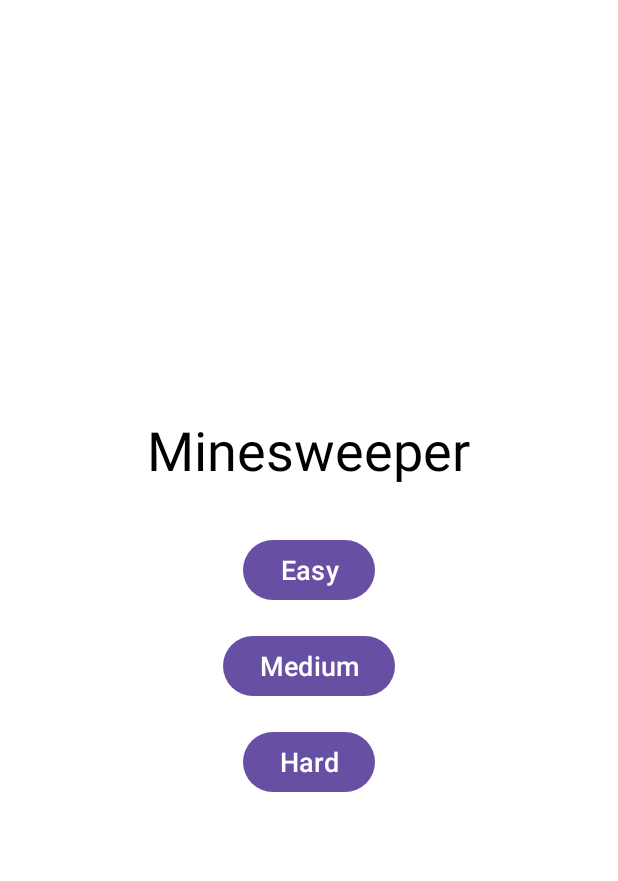
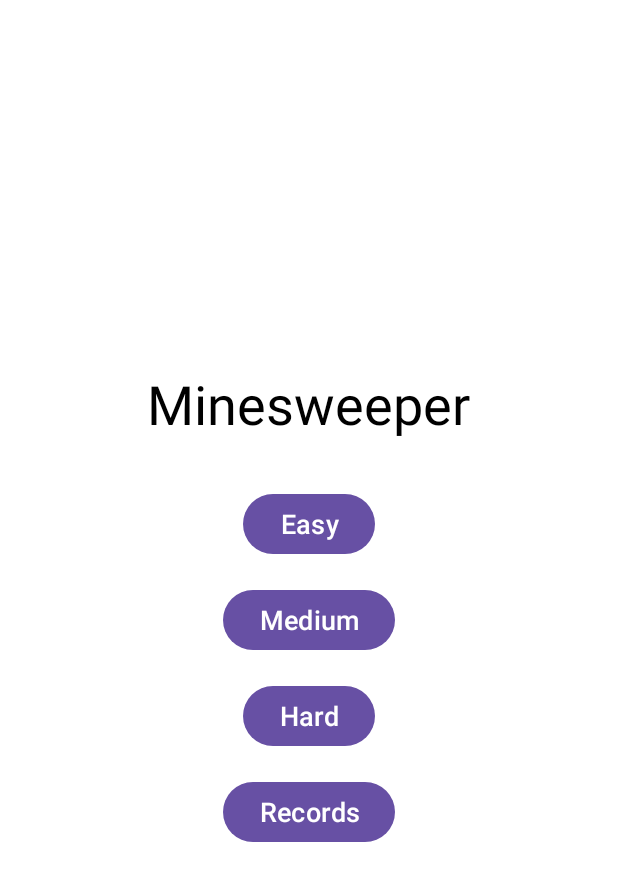
Before and after one commit to pro100ruslan4ik/minesweeper, an Android app: the screen it shows after launch (MenuActivity), on a phone screen of 412 x 824 dp. Shown: the top 881 px of the screen. Run offline under Robolectric (Android 15) with nearby library versions, the phone set to English and light mode, and no system bars.

Commit message:
Добавить базу данных, сделать класс-помощник для БД, добавить в нее таблицу Рекордов(id, время, дата, время игры), сделать добавление записи при победе, добавить активность с топ 10 рекордами, добавить кнопку в меню для перехода в эту активность

```diff
--- a/app/src/main/AndroidManifest.xml
+++ b/app/src/main/AndroidManifest.xml
@@ -18,6 +18,11 @@
             android:screenOrientation="portrait">
         </activity>
         <activity
+            android:name=".RecordActivity"
+            android:exported="true"
+            android:screenOrientation="portrait">
+        </activity>
+        <activity
             android:name=".MenuActivity"
             android:exported="true"
             android:screenOrientation="portrait">
--- a/app/src/main/java/com/rus/minesweeper/MenuActivity.java
+++ b/app/src/main/java/com/rus/minesweeper/MenuActivity.java
@@ -7,16 +7,24 @@ import androidx.appcompat.app.AppCompatActivity;
 import android.view.View;
 import android.widget.Button;
 
-public class MenuActivity extends AppCompatActivity {
+import java.util.ArrayList;
+import java.util.List;
+
+public class MenuActivity extends AppCompatActivity
+{
+    private RecordDBOpenHelper dbHelper;
 
     private Button easyGameButton;
     private Button mediumGameButton;
     private Button hardGameButton;
+    private Button recordsButton;
 
     @Override
     protected void onCreate(Bundle savedInstanceState) {
         super.onCreate(savedInstanceState);
         setContentView(R.layout.activity_menu);
+
+        dbHelper = new RecordDBOpenHelper(this);
 
         initializeViews();
         setupListeners();
@@ -27,6 +35,7 @@ public class MenuActivity extends AppCompatActivity {
         easyGameButton =  findViewById(R.id.easy_game_button);
         mediumGameButton =  findViewById(R.id.medium_game_button);
         hardGameButton =  findViewById(R.id.hard_game_button);
+        recordsButton =  findViewById(R.id.records_button);
 
     }
     private void setupListeners()
@@ -58,6 +67,16 @@ public class MenuActivity extends AppCompatActivity {
             }
         });
 
+        recordsButton.setOnClickListener(new View.OnClickListener() {
+            @Override
+            public void onClick(View v) {
+
+                ArrayList<String> records = dbHelper.getTop10Results();
+                Intent intent = new Intent(MenuActivity.this, RecordActivity.class);
+                intent.putStringArrayListExtra("records",records);
+                startActivity(intent);
+            }
+        });
     }
 
 }
--- a/app/src/main/java/com/rus/minesweeper/Timer.java
+++ b/app/src/main/java/com/rus/minesweeper/Timer.java
@@ -2,16 +2,17 @@ package com.rus.minesweeper;
 
 import android.os.Handler;
 import android.widget.TextView;
-
 import java.util.Locale;
 
 public class Timer
 {
+
     private Handler handler;
     private Runnable runnable;
     private int seconds = -1;
     private boolean isRunning = false;
     private TextView timerTextView;
+
 
     Timer(TextView timerTV){timerTextView = timerTV;}
 
@@ -52,4 +53,5 @@ public class Timer
         String time = String.format(Locale.getDefault(), "%02d:%02d", minutes, secs);
         timerTextView.setText(time);
     }
+
 }
--- a/app/src/main/res/layout/activity_menu.xml
+++ b/app/src/main/res/layout/activity_menu.xml
@@ -41,4 +41,12 @@
         android:textSize="18sp"
         android:layout_marginBottom="16dp" />
 
+    <Button
+        android:id="@+id/records_button"
+        android:layout_width="wrap_content"
+        android:layout_height="wrap_content"
+        android:text="@string/Records"
+        android:textSize="18sp"
+        android:layout_marginBottom="14dp" />
+
 </LinearLayout>
--- a/app/src/main/res/values/strings.xml
+++ b/app/src/main/res/values/strings.xml
@@ -8,4 +8,5 @@
     <string name="Easy">Easy</string>
     <string name="Medium">Medium</string>
     <string name="Hard">Hard</string>
+    <string name="Records">Records</string>
 </resources>
```
Also changed, not shown: app/src/main/java/com/rus/minesweeper/GameActivity.java (+15 -8 lines), app/src/main/java/com/rus/minesweeper/RecordActivity.java (added, +38 -0 lines), app/src/main/java/com/rus/minesweeper/RecordDBOpenHelper.java (added, +95 -0 lines), app/src/main/res/layout/activity_record.xml (added, +12 -0 lines), 1 other file.
